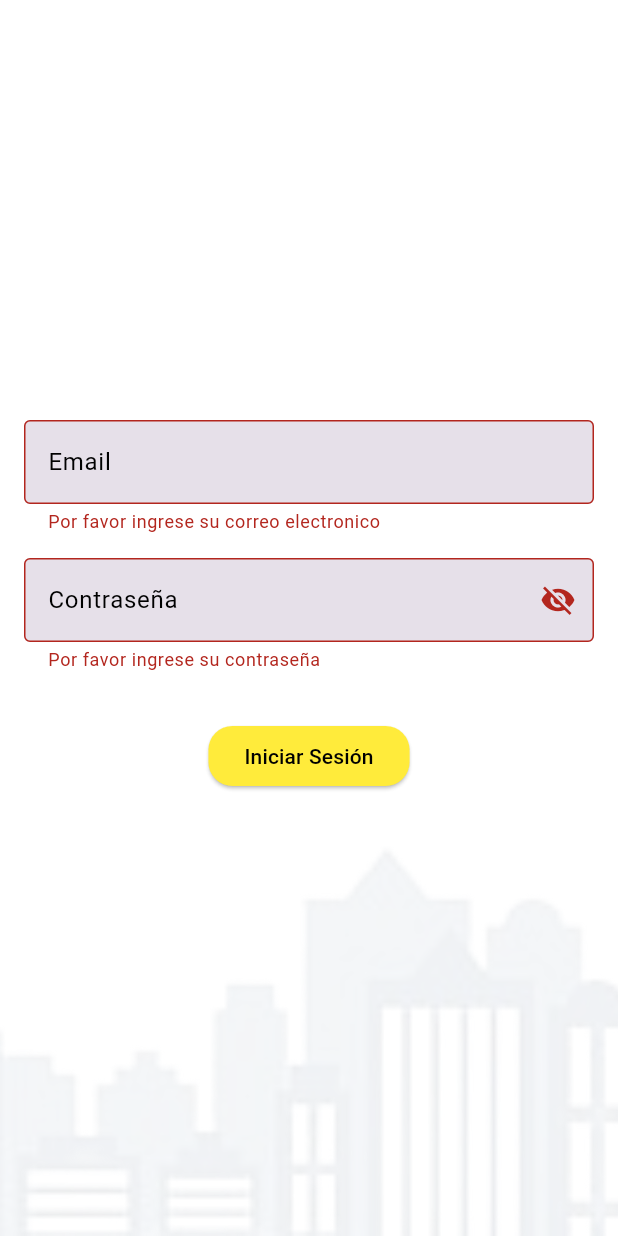
After one commit to Ferfelipe30/PARA-YA-, a Flutter app: the screen it shows after launch, after a tap on the "business" icon, after a tap on "Iniciar Sesión", on a phone screen of 412 x 824 dp. The commit adds this screen. Run offline on Flutter 3.47's test engine with Material 3 defaults, Android fonts, the phone set to English and light mode, and no system bars; our stand-ins replace cloud_firestore, firebase_auth, firebase_core, firebase_storage, font_awesome_flutter, google_sign_in and 1 more; missing offline and left inert: firebase_app_check, flutter_facebook_auth; accounts and stored records are empty.

Commit message:
Pagina para inicio de sesion de empresas ya registradas

```diff
--- a/lib/main.dart
+++ b/lib/main.dart
@@ -21,7 +21,7 @@ class MyApp extends StatelessWidget {
   @override
   Widget build(BuildContext context) {
     return MaterialApp(
-      title: 'Flutter Demo',
+      title: 'PARA YA!',
       theme: ThemeData(
         colorScheme: ColorScheme.fromSeed(
             seedColor: const Color.fromARGB(255, 40, 50, 182)),
--- /dev/null
+++ b/lib/src/Empresa/inicioSeccionUsuarioEmpresa.dart
@@ -0,0 +1,157 @@
+import 'package:firebase_auth/firebase_auth.dart';
+import 'package:flutter/material.dart';
+import 'package:para_ya/src/Empresa/homeEmpresa.dart';
+
+// ignore: camel_case_types
+class inicioSeccionUsuarioEmpresa extends StatefulWidget {
+  const inicioSeccionUsuarioEmpresa({super.key});
+
+  @override
+  State<inicioSeccionUsuarioEmpresa> createState() =>
+      inicioSeccionUsuarioEmpresaPage();
+}
+
+// ignore: camel_case_types
+class inicioSeccionUsuarioEmpresaPage
+    extends State<inicioSeccionUsuarioEmpresa> {
+  final formKey = GlobalKey<FormState>();
+  final email = TextEditingController();
+  final password = TextEditingController();
+  bool isObscure = true;
+
+  @override
+  Widget build(BuildContext context) {
+    return MaterialApp(
+      home: Container(
+        decoration: const BoxDecoration(
+          image: DecorationImage(
+            image: AssetImage('assets/images/cityfondo.webp'),
+            fit: BoxFit.cover,
+          ),
+        ),
+        child: Scaffold(
+          backgroundColor: const Color.fromARGB(197, 255, 255, 255),
+          body: Padding(
+            padding: const EdgeInsets.all(16.0),
+            child: Form(
+              key: formKey,
+              child: Column(
+                crossAxisAlignment: CrossAxisAlignment.center,
+                mainAxisAlignment: MainAxisAlignment.center,
+                children: <Widget>[
+                  TextFormField(
+                    controller: email,
+                    maxLines: 1,
+                    decoration: const InputDecoration(
+                      border: OutlineInputBorder(),
+                      labelText: 'Email',
+                      labelStyle: TextStyle(color: Color.fromRGBO(1, 1, 1, 1)),
+                      filled: true,
+                      enabledBorder: OutlineInputBorder(
+                        borderSide: BorderSide(
+                          color: Colors.black,
+                        ),
+                      ),
+                      focusedBorder: OutlineInputBorder(
+                        borderSide: BorderSide(color: Colors.black),
+                      ),
+                    ),
+                    validator: (value) {
+                      if (value == null || value.isEmpty) {
+                        return 'Por favor ingrese su correo electronico';
+                      }
+                      return null;
+                    },
+                  ),
+                  const SizedBox(height: 16),
+                  TextFormField(
+                    controller: password,
+                    maxLines: 1,
+                    decoration: InputDecoration(
+                      border: const OutlineInputBorder(),
+                      labelText: 'Contraseña',
+                      labelStyle: const TextStyle(color: Colors.black),
+                      filled: true,
+                      enabledBorder: const OutlineInputBorder(
+                        borderSide: BorderSide(
+                          color: Colors.black,
+                        ),
+                      ),
+                      focusedBorder: const OutlineInputBorder(
+                        borderSide: BorderSide(color: Colors.black),
+                      ),
+                      suffixIcon: IconButton(
+                        icon: Icon(isObscure
+                            ? Icons.visibility_off
+                            : Icons.visibility),
+                        onPressed: () {
+                          setState(() {
+                            isObscure = !isObscure;
+                          });
+                        },
+                      ),
+                    ),
+                    obscureText: isObscure,
+                    validator: (value) {
+                      if (value == null || value.isEmpty) {
+                        return 'Por favor ingrese su contraseña';
+                      }
+                      return null;
+                    },
+                  ),
+                  const SizedBox(
+                    height: 16,
+                  ),
+                  Padding(
+                    padding: const EdgeInsets.symmetric(vertical: 16.0),
+                    child: ElevatedButton(
+                      style: ElevatedButton.styleFrom(
+                        backgroundColor: Colors.yellow,
+                        foregroundColor: Colors.black,
+                        shape: RoundedRectangleBorder(
+                            borderRadius: BorderRadius.circular(16)),
+                      ),
+                      onPressed: () async {
+                        if (formKey.currentState!.validate()) {
+                          try {
+                            // ignore: unused_local_variable
+                            UserCredential userCredential = await FirebaseAuth
+                                .instance
+                                .signInWithEmailAndPassword(
+                                    email: email.text, password: password.text);
+                            // ignore: use_build_context_synchronously
+                            Navigator.pushReplacement(
+                                // ignore: use_build_context_synchronously
+                                context,
+                                MaterialPageRoute(
+                                    builder: (context) => const homeEmpresa()));
+                          } on FirebaseAuthException catch (e) {
+                            if (e.code == 'user-not-found') {
+                              // ignore: use_build_context_synchronously
+                              ScaffoldMessenger.of(context).showSnackBar(
+                                const SnackBar(
+                                    content: Text(
+                                        'No se encuentro un usuario con ese correo electonico')),
+                              );
+                            } else if (e.code == 'wrong-password') {
+                              // ignore: use_build_context_synchronously
+                              ScaffoldMessenger.of(context).showSnackBar(
+                                const SnackBar(
+                                    content: Text('Contraseña incorrecta')),
+                              );
+                            }
+                          }
+                        }
+                      },
+                      child: const Text('Iniciar Sesión'),
+                    ),
+                  ),
+                ],
+              ),
+            ),
+          ),
+        ),
+      ),
+    );
+  }
+}
--- a/lib/src/login/open.dart
+++ b/lib/src/login/open.dart
@@ -3,6 +3,7 @@ import 'package:flutter/material.dart';
 import 'package:font_awesome_flutter/font_awesome_flutter.dart';
 import 'package:para_ya/src/Empresa/homeEmpresa.dart';
 import 'package:para_ya/src/Empresa/inicioSeccionEmpresa.dart';
+import 'package:para_ya/src/Empresa/inicioSeccionUsuarioEmpresa.dart';
 import 'package:para_ya/src/autentic/facebook.dart';
 import 'package:para_ya/src/autentic/google.dart';
 import 'package:para_ya/src/usuario/home.dart';
@@ -196,6 +197,30 @@ class botonesIniciarSecciones extends StatelessWidget {
               ),
             )
           ]),
+          const SizedBox(
+            width: 20,
+          ),
+          Column(
+            children: <Widget>[
+              FloatingActionButton(
+                heroTag: 'unique-tag-for-this-fab',
+                backgroundColor: Colors.green,
+                onPressed: () {
+                  Navigator.push(
+                      context,
+                      MaterialPageRoute(
+                        builder: (context) =>
+                            const inicioSeccionUsuarioEmpresa(),
+                      ));
+                },
+                child: const Icon(
+                  Icons.business,
+                  size: 50,
+                  color: Colors.white,
+                ),
+              ),
+            ],
+          ),
         ],
       ),
     );
```
